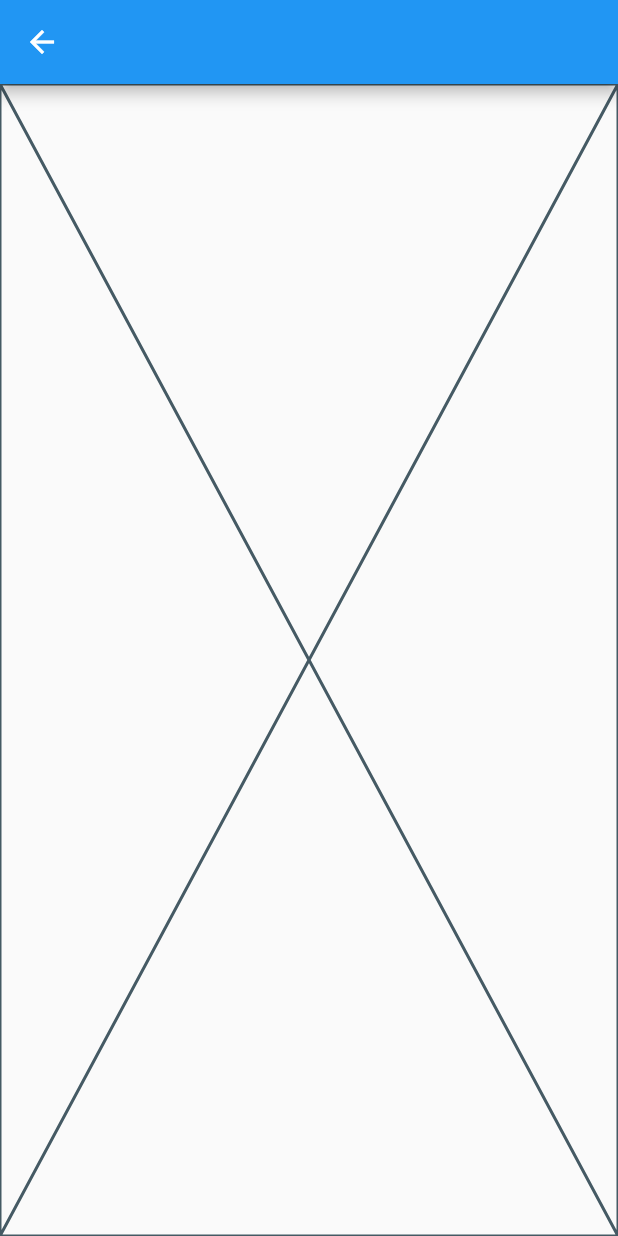
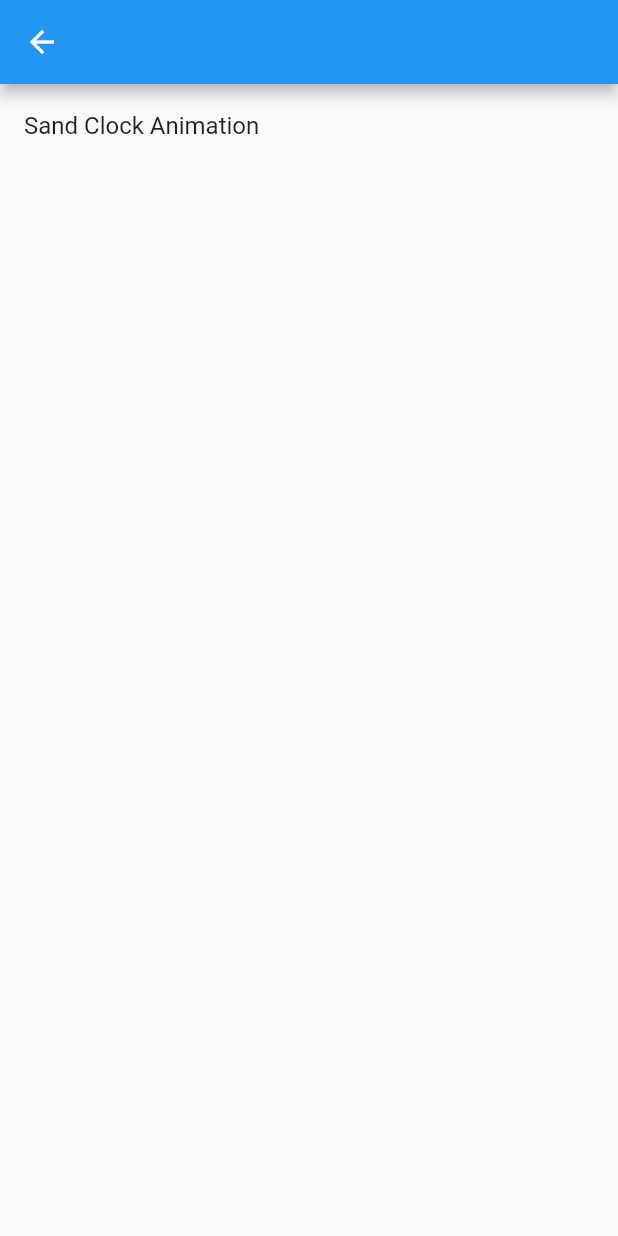
Before and after one commit to zwethu/Flutter-Wigets-Trial, a Flutter app: the AnimationsScreen screen opened by its route, on a phone screen of 412 x 824 dp. Run offline on Flutter 3.47's test engine with Material 2 defaults, Android fonts, the phone set to English and light mode, and no system bars; our stand-ins replace file_picker, image_picker; generated files the repository leaves out were written again.

Commit message:
add sand clock animation

```diff
--- /dev/null
+++ b/lib/animations/animations.dart
@@ -0,0 +1 @@
+export 'package:widgets_testing/animations/sand_clock_animation.dart';
--- a/lib/animations/sand_clock_animation.dart
+++ b/lib/animations/sand_clock_animation.dart
@@ -24,7 +24,7 @@ class _SandClockAnimationState extends State<SandClockAnimation>
     );
     animation = Tween<double>(
       begin: 0,
-      end: math.pi * 1.1,
+      end: math.pi,
     ).chain(CurveTween(curve: Curves.ease)).animate(animController)
       ..addListener(() {
         // Empty setState because the updated value is already in the animation field
@@ -51,6 +51,7 @@ class _SandClockAnimationState extends State<SandClockAnimation>
   @override
   Widget build(BuildContext context) {
     return Scaffold(
+      appBar: AppBar(),
       body: Center(
         child: Transform.rotate(
           angle: animation.value,
--- /dev/null
+++ b/lib/models/provider/providers.dart
@@ -0,0 +1 @@
+export 'package:widgets_testing/models/provider/language_provider.dart';
--- a/lib/screens/animations_screen.dart
+++ b/lib/screens/animations_screen.dart
@@ -1,4 +1,5 @@
 import 'package:flutter/material.dart';
+import 'package:widgets_testing/models/data_model/widget_item.dart';
 
 class AnimationsScreen extends StatefulWidget {
   const AnimationsScreen({Key? key}) : super(key: key);
@@ -8,11 +9,29 @@ class AnimationsScreen extends StatefulWidget {
 }
 
 class _AnimationsScreenState extends State<AnimationsScreen> {
+  List<WidgetItem> items = [
+    WidgetItem('Sand Clock Animation', '/sand_clock_animation'),
+  ];
   @override
   Widget build(BuildContext context) {
     return Scaffold(
       appBar: AppBar(),
-      body: Placeholder(),
+      body: ListView.builder(
+        physics: const BouncingScrollPhysics(),
+        itemCount: items.length,
+        itemBuilder: ((context, index) {
+          return InkWell(
+            onTap: () {
+              Navigator.pushNamed(context, items[index].routeName);
+            },
+            child: ListTile(
+              title: Text(
+                items[index].title,
+              ),
+            ),
+          );
+        }),
+      ),
     );
   }
 }
```
Also changed, not shown: lib/main.dart (+13 -7 lines), lib/screens/home_page.dart (+0 -12 lines), lib/screens/profile_screen.dart (+14 -0 lines).
